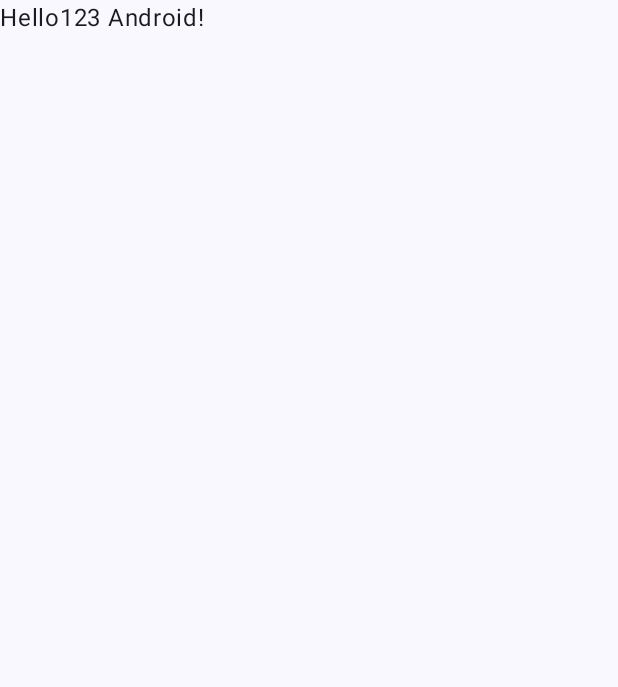
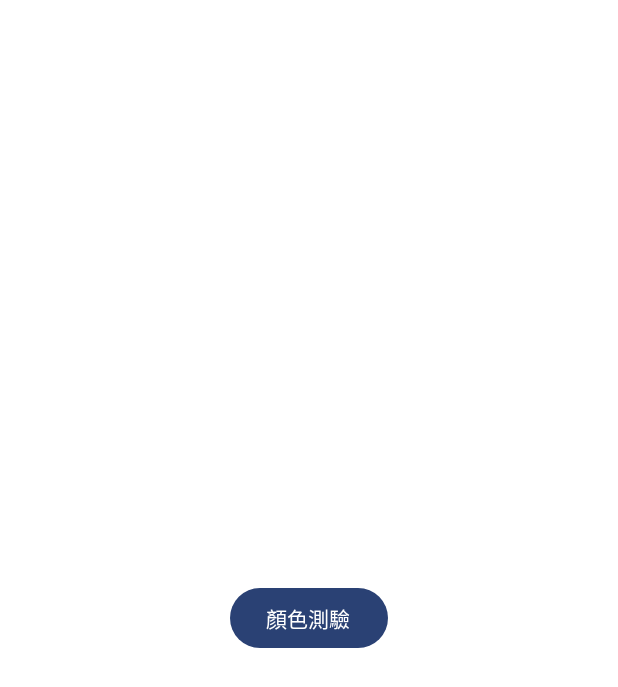
Before and after one commit to cindili1215/finalproject2, an Android app built with Jetpack Compose: the screen it shows after launch (MainActivity), on a phone screen of 412 x 824 dp. Before the commit the part shown is almost empty. Shown: the top 687 px of the screen. Run offline under Robolectric (Android 15) with nearby library versions, the phone set to English and light mode, and no system bars.

Commit message:
第三次修改

```diff
--- a/app/build.gradle.kts
+++ b/app/build.gradle.kts
@@ -59,11 +59,15 @@ dependencies {
     implementation("androidx.compose.ui:ui-graphics")
     implementation("androidx.compose.ui:ui-tooling-preview")
     implementation("androidx.compose.material3:material3")
+    implementation(platform("androidx.compose:compose-bom:2023.08.00"))
+    implementation(platform("androidx.compose:compose-bom:2023.08.00"))
     testImplementation("junit:junit:4.13.2")
     androidTestImplementation("androidx.test.ext:junit:1.1.5")
     androidTestImplementation("androidx.test.espresso:espresso-core:3.5.1")
     androidTestImplementation(platform("androidx.compose:compose-bom:2023.08.00"))
     androidTestImplementation("androidx.compose.ui:ui-test-junit4")
+    androidTestImplementation(platform("androidx.compose:compose-bom:2023.08.00"))
+    androidTestImplementation(platform("androidx.compose:compose-bom:2023.08.00"))
     debugImplementation("androidx.compose.ui:ui-tooling")
     debugImplementation("androidx.compose.ui:ui-test-manifest")
 }
--- a/app/src/main/java/tw/edu/pu/csim/cindi/finalproject2/MainActivity.kt
+++ b/app/src/main/java/tw/edu/pu/csim/cindi/finalproject2/MainActivity.kt
@@ -1,14 +1,22 @@
 package tw.edu.pu.csim.cindi.finalproject2
 
+import android.content.Intent
 import android.os.Bundle
 import androidx.activity.ComponentActivity
 import androidx.activity.compose.setContent
+import androidx.compose.foundation.background
+import androidx.compose.foundation.layout.Arrangement
+import androidx.compose.foundation.layout.Column
 import androidx.compose.foundation.layout.fillMaxSize
+import androidx.compose.material3.Button
 import androidx.compose.material3.MaterialTheme
 import androidx.compose.material3.Surface
 import androidx.compose.material3.Text
 import androidx.compose.runtime.Composable
+import androidx.compose.ui.Alignment
 import androidx.compose.ui.Modifier
+import androidx.compose.ui.graphics.Color
+import androidx.compose.ui.platform.LocalContext
 import androidx.compose.ui.tooling.preview.Preview
 import tw.edu.pu.csim.cindi.finalproject2.ui.theme.Finalproject2Theme
 
@@ -22,7 +30,8 @@ class MainActivity : ComponentActivity() {
                     modifier = Modifier.fillMaxSize(),
                     color = MaterialTheme.colorScheme.background
                 ) {
-                    Greeting("Android")
+                    //Greeting("Android")
+                    FirstScreen()
                 }
             }
         }
@@ -30,17 +39,21 @@ class MainActivity : ComponentActivity() {
 }
 
 @Composable
-fun Greeting(name: String, modifier: Modifier = Modifier) {
-    Text(
-        text = "Hello123 $name!",
-        modifier = modifier
+fun FirstScreen(){
+    val context = LocalContext.current
+    Column(modifier = Modifier
+        .fillMaxSize()
+        .background(Color.White),
+        verticalArrangement = Arrangement.Center,
+        horizontalAlignment = Alignment.CenterHorizontally
     )
-}
-
-@Preview(showBackground = true)
-@Composable
-fun GreetingPreview() {
-    Finalproject2Theme {
-        Greeting("Android")
+    {
+        Button(onClick = {
+            var it = Intent(context, SecondActivity::class.java)
+            context.startActivity(it)
+        })
+        {
+            Text(text = "顏色測驗")
+        }
     }
 }
--- a/app/src/main/res/values/strings.xml
+++ b/app/src/main/res/values/strings.xml
@@ -1,3 +1,4 @@
 <resources>
     <string name="app_name">finalproject2</string>
+    <string name="title_activity_second">SecondActivit</string>
 </resources>
```
Also changed, not shown: app/src/main/AndroidManifest.xml (+10 -0 lines).
